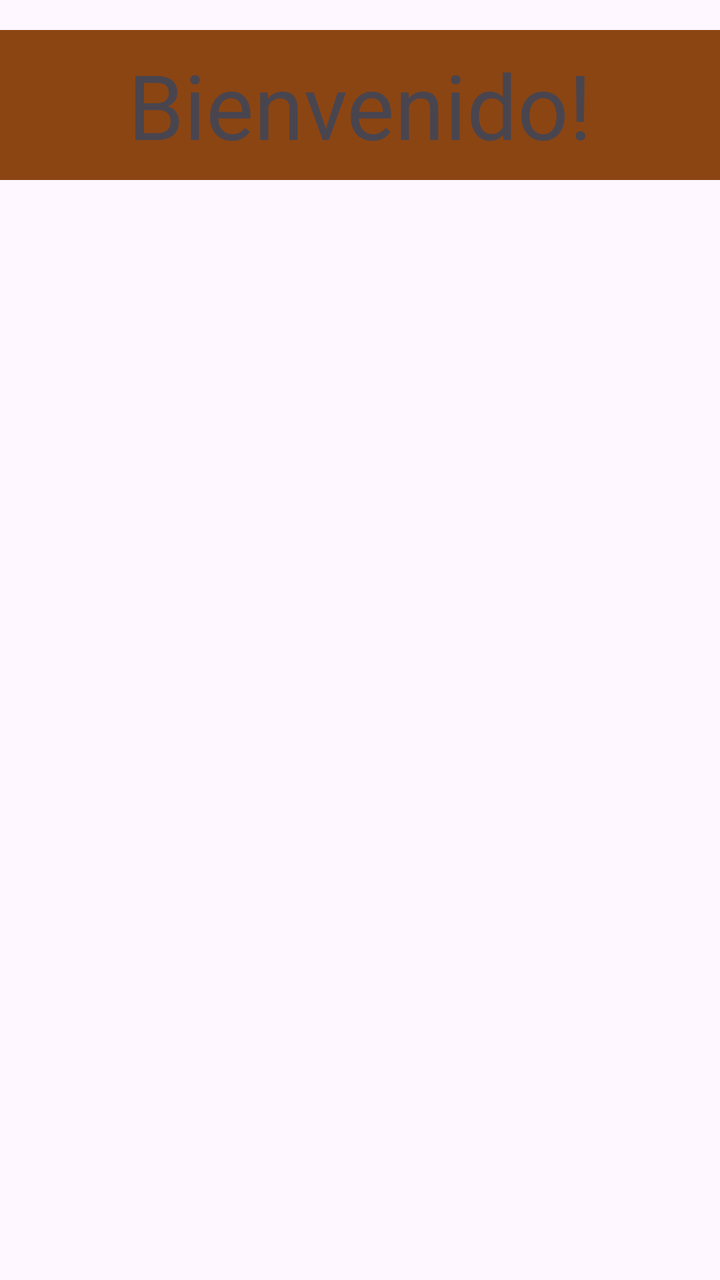
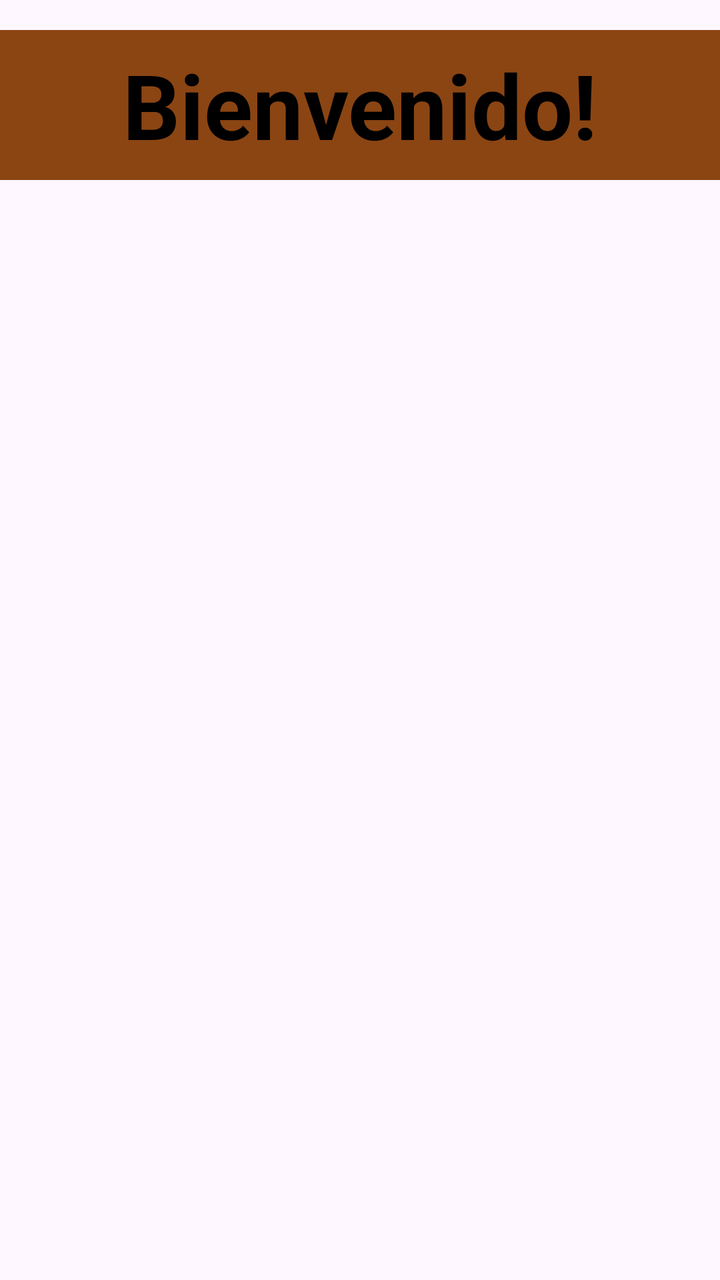

Compare the two renders of this Android layout. The source of the first and the diff that turns it into the second are given below.
<!-- AndroidManifest.xml: application theme Theme.RecyclerXAPI -->
<!-- res/layout/activity_main.xml -->
<?xml version="1.0" encoding="utf-8"?>
    <androidx.drawerlayout.widget.DrawerLayout xmlns:android="http://schemas.android.com/apk/res/android"
    xmlns:app="http://schemas.android.com/apk/res-auto"
    xmlns:tools="http://schemas.android.com/tools"
    android:id="@+id/main"
    android:layout_width="match_parent"
    android:layout_height="match_parent"
    tools:context=".Activities.MainActivity">
    
    
    <LinearLayout
        android:layout_marginTop="15dp"
        android:layout_width="match_parent"
        android:layout_height="match_parent"
        android:orientation="vertical">

        <androidx.appcompat.widget.Toolbar
            android:layout_width="match_parent"
            android:layout_height="75dp"
            android:id="@+id/toolbar"
            android:background="@color/saddlebrown"
            >
            <TextView
                android:id="@+id/txt_toolbar"
                android:layout_width="wrap_content"
                android:layout_height="wrap_content"
                android:text="Bienvenido!"
                android:textSize="45sp"
                android:layout_gravity="center"
                />

        </androidx.appcompat.widget.Toolbar>

        <FrameLayout
            android:layout_width="match_parent"
            android:layout_height="match_parent"
            android:id="@+id/contenedor_fragments"/>

    </LinearLayout>

    <com.google.android.material.navigation.NavigationView
        android:layout_width="wrap_content"
        android:layout_height="match_parent"
        android:id="@+id/nav_view"
        android:layout_gravity="start"
        app:headerLayout="@layout/nav_header"
        app:menu="@menu/nav_menu"
        app:itemTextColor="@color/cremoso"
        app:itemIconTint="@color/saddlebrown"
        android:background="@color/gris_Clarito"
        />


</androidx.drawerlayout.widget.DrawerLayout>
<!-- res/layout/nav_header.xml (included above) -->
<?xml version="1.0" encoding="utf-8"?>
<LinearLayout xmlns:android="http://schemas.android.com/apk/res/android"
    android:orientation="vertical"
    android:layout_width="match_parent"
    android:layout_height="175dp"
    android:gravity="bottom"
    android:padding="20dp"
    android:background="@color/naranja_cobre"
    android:theme="@style/ThemeOverlay.AppCompat.Dark">





</LinearLayout>
<!-- resources referenced by this layout -->
<resources>
  <color name="cremoso">#fff6e3</color>
  <color name="gris_Clarito">#969992</color>
  <color name="naranja_cobre">#9f5927</color>
  <color name="saddlebrown">#8b4513</color>
  <style name="Theme.RecyclerXAPI" parent="Base.Theme.RecyclerXAPI" />
  <style name="Base.Theme.RecyclerXAPI" parent="Theme.Material3.DayNight.NoActionBar">
          
          
      </style>
</resources>

<!-- the commit's change to res/layout/activity_main.xml (unified diff, before → after) -->
@@ -25,6 +25,8 @@
                 android:layout_width="wrap_content"
                 android:layout_height="wrap_content"
                 android:text="Bienvenido!"
+                android:textColor="@color/black"
+                android:textStyle="bold"
                 android:textSize="45sp"
                 android:layout_gravity="center"
                 />
<!-- resource entries referenced after the edit -->
@@ -1,5 +1,6 @@
 <!-- resources referenced by this layout -->
 <resources>
+  <color name="black">#FF000000</color>
   <color name="cremoso">#fff6e3</color>
   <color name="gris_Clarito">#969992</color>
   <color name="naranja_cobre">#9f5927</color>
